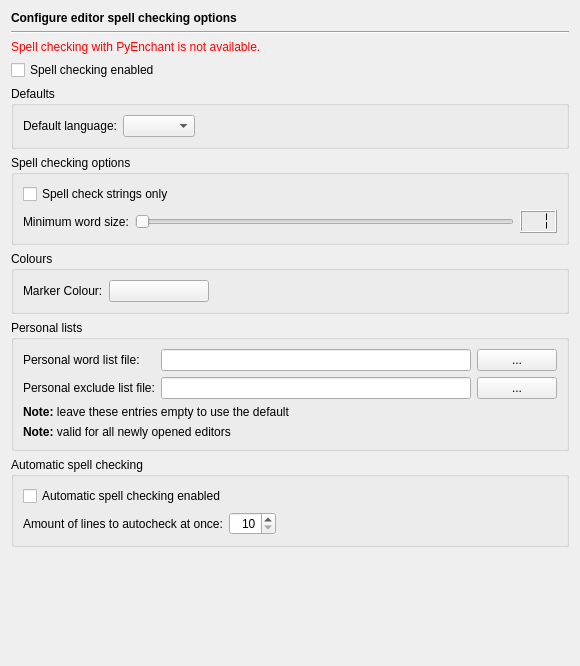
First picture: the form in Preferences/ConfigurationPages/EditorSpellCheckingPage.ui, repository testmana2/test, before the edit.
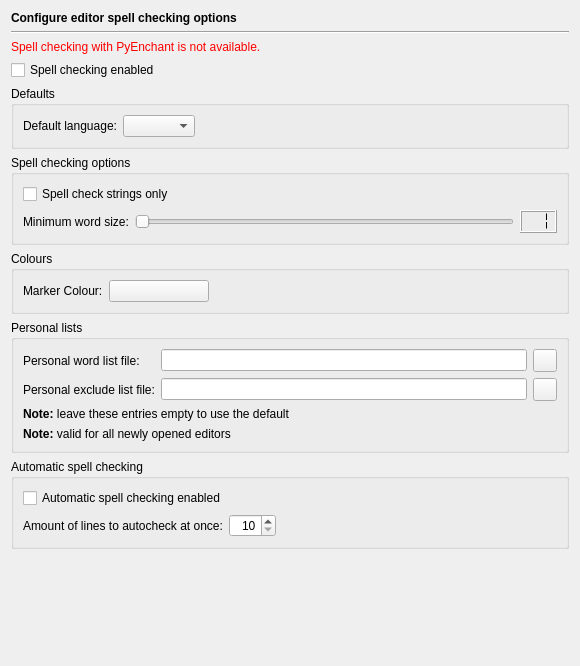
Second picture: the form after the edit.

Commit message: Changed all the file or directory selection buttons to QToolButton and gave them an icon.

Patch:
```diff
--- a/Preferences/ConfigurationPages/EditorSpellCheckingPage.ui
+++ b/Preferences/ConfigurationPages/EditorSpellCheckingPage.ui
@@ -6,7 +6,7 @@
    <rect>
     <x>0</x>
     <y>0</y>
-    <width>576</width>
+    <width>578</width>
     <height>666</height>
    </rect>
   </property>
@@ -229,16 +229,6 @@
            </property>
           </widget>
          </item>
-         <item row="0" column="2">
-          <widget class="QPushButton" name="pwlButton">
-           <property name="toolTip">
-            <string>Select the personal word list file via a file selection dialog</string>
-           </property>
-           <property name="text">
-            <string>...</string>
-           </property>
-          </widget>
-         </item>
          <item row="1" column="0">
           <widget class="QLabel" name="label_5">
            <property name="text">
@@ -253,16 +243,6 @@
            </property>
           </widget>
          </item>
-         <item row="1" column="2">
-          <widget class="QPushButton" name="pelButton">
-           <property name="toolTip">
-            <string>Select the personal exclude list file via a file selection dialog</string>
-           </property>
-           <property name="text">
-            <string>...</string>
-           </property>
-          </widget>
-         </item>
          <item row="2" column="0" colspan="3">
           <widget class="QLabel" name="label_6">
            <property name="text">
@@ -277,6 +257,20 @@
            </property>
           </widget>
          </item>
+         <item row="0" column="2">
+          <widget class="QToolButton" name="pwlButton">
+           <property name="toolTip">
+            <string>Select the personal word list file via a file selection dialog</string>
+           </property>
+          </widget>
+         </item>
+         <item row="1" column="2">
+          <widget class="QToolButton" name="pelButton">
+           <property name="toolTip">
+            <string>Select the personal exclude list file via a file selection dialog</string>
+           </property>
+          </widget>
+         </item>
         </layout>
        </widget>
       </item>
```
Left out of the diff: 11 changed lines with no effect on the pictures. The commit also changes 127 other files.
